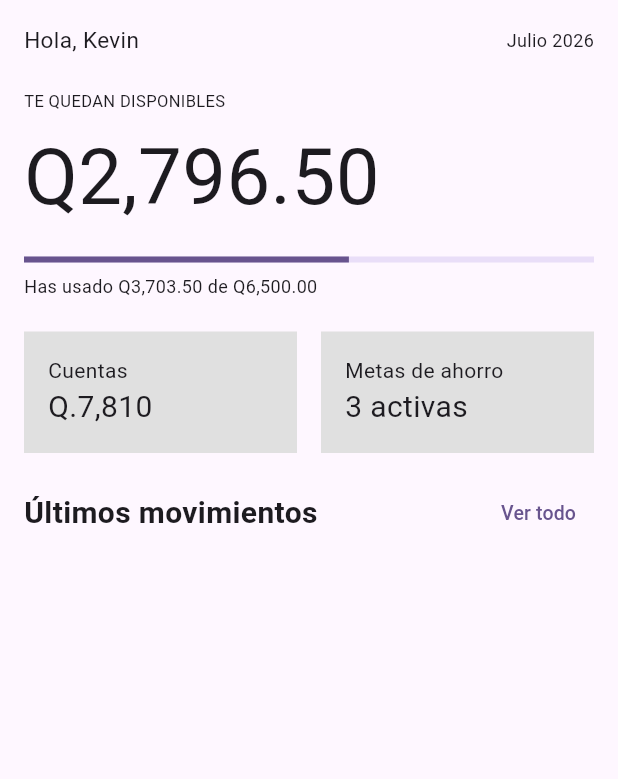
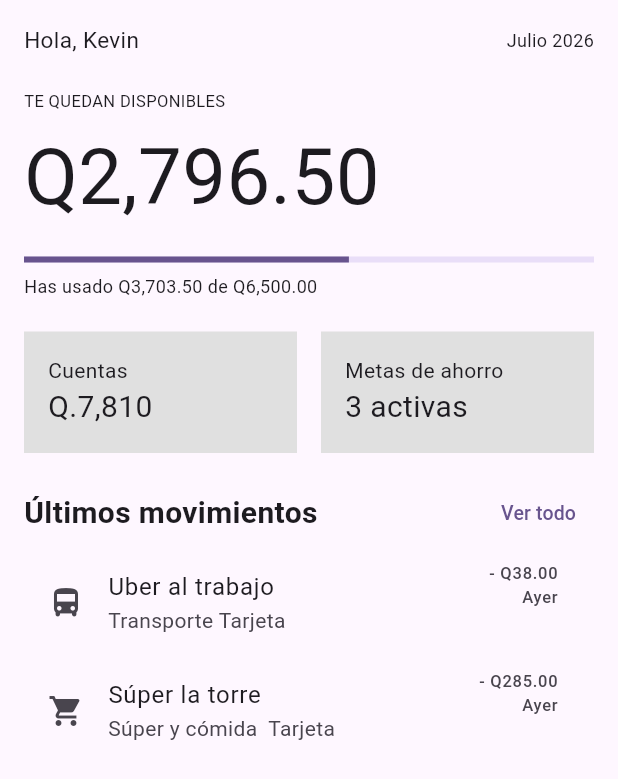
Before and after one commit to saulecch/inkash_d, a Flutter app: the screen it shows after launch, on a phone screen of 412 x 824 dp. Shown: the top 779 px of the screen. Run offline on Flutter 3.47's test engine with Material 3 defaults, Android fonts, the light colour scheme and no system bars.

Commit message:
S06 detailListTile

```diff
--- a/lib/main.dart
+++ b/lib/main.dart
@@ -86,9 +86,41 @@ class MyApp extends StatelessWidget {
                 ),
               ],
             ),
+            detailListTile(
+              Icons.directions_bus_rounded,
+              'Uber al trabajo',
+              'Transporte Tarjeta',
+              '- Q38.00',
+              'Ayer',
+            ),
+            detailListTile(
+              Icons.shopping_cart,
+              'Súper la torre',
+              'Súper y cómida  Tarjeta',
+              '- Q285.00',
+              'Ayer',
+            ),
           ],
         ),
       ),
     );
   }
 }
+
+Widget detailListTile(
+  IconData icon,
+  String title,
+  String subtitle,
+  String amount,
+  String date,
+) {
+  return ListTile(
+    leading: Icon(icon),
+    title: Text(title),
+    subtitle: Text(subtitle),
+    trailing: Column(
+      crossAxisAlignment: CrossAxisAlignment.end,
+      children: [Text(amount), Text(date)],
+    ),
+  );
+}
```
